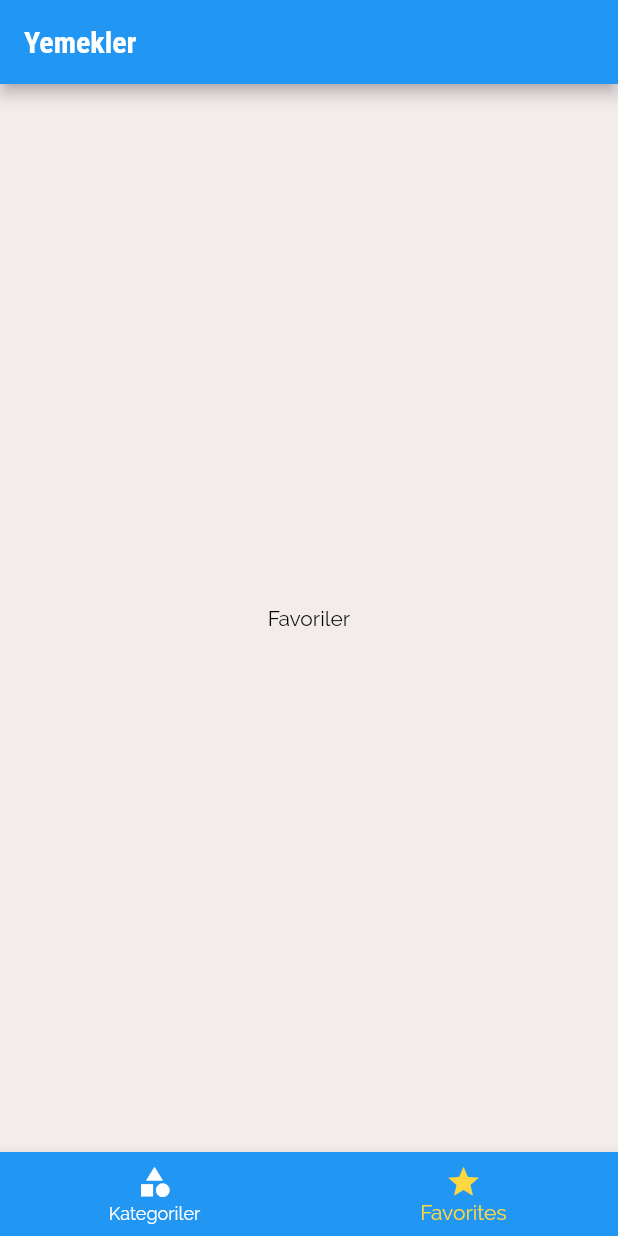
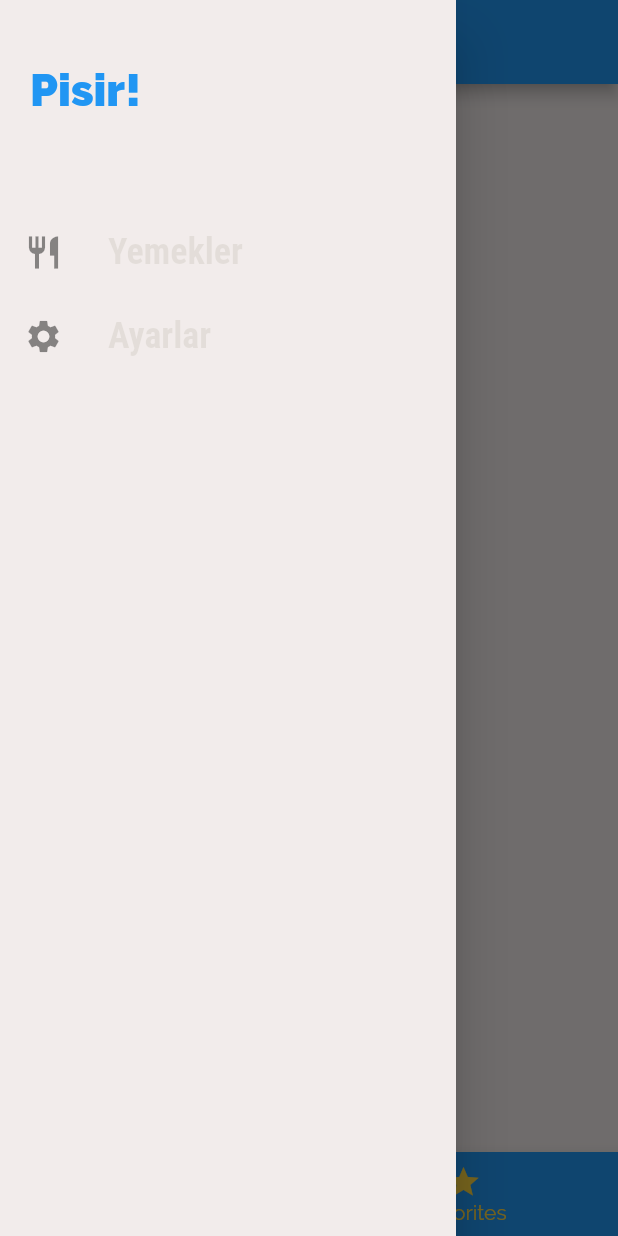
Before and after one commit to hskulunk/myapp, a Flutter app: the screen it shows after launch, item 2 of the bottom bar chosen, with the side drawer open (before the commit the screen has no drawer), on a phone screen of 412 x 824 dp. Run offline on Flutter 3.47's test engine with Material 2 defaults, Android fonts, the phone set to English and light mode, and no system bars.

Commit message:
add drawer

```diff
--- a/lib/main.dart
+++ b/lib/main.dart
@@ -111,7 +111,7 @@ class MyApp extends StatelessWidget {
   @override
   Widget build(BuildContext context) {
     return MaterialApp(
-      title: 'Yemekler2',
+      title: 'Yemekler',
       theme: ThemeData(
         colorScheme: ColorScheme.fromSwatch(primarySwatch: Colors.blue)
             .copyWith(secondary: Colors.amber),
--- /dev/null
+++ b/lib/normal_widgets/main_drawer.dart
@@ -0,0 +1,62 @@
+import 'package:flutter/material.dart';
+
+class MainDrawer extends StatelessWidget {
+  // const MainDrawer({Key key}) : super(key: key);
+
+  Widget buildListTile(String title, IconData icon) {
+    return ListTile(
+      leading: Icon(
+        icon, // eslestir, yukarda tanimli
+        size: 26,
+      ),
+      title: Text(
+        title, // eslestir, yukarda tanimli
+        style: TextStyle(
+          fontFamily: 'RobotoCondensed',
+          fontSize: 24,
+          fontWeight: FontWeight.bold,
+        ),
+      ),
+      onTap: () {
+        //...        go to the different page
+      },
+    );
+  }
+
+  @override
+  Widget build(BuildContext context) {
+    return Drawer(
+      child: Column(
+        children: [
+          Container(
+            height: 120,
+            width: double.infinity,
+            padding: EdgeInsets.all(20),
+            alignment: Alignment.centerLeft,
+            color: Theme.of(context).canvasColor,
+            child: Text(
+              'Pisir!',
+              style: TextStyle(
+                  fontWeight: FontWeight.w900,
+                  fontSize: 30,
+                  color: Theme.of(context).primaryColor),
+            ),
+          ),
+          SizedBox(
+            height: 20,
+          ),
+          buildListTile(
+            // this is a listtile defined as build widget above
+            'Yemekler',
+            Icons.restaurant,
+          ),
+          buildListTile(
+            // this is a listtile  defined as build widget above
+            'Ayarlar',
+            Icons.settings,
+          ),
+        ],
+      ),
+    );
+  }
+}
--- a/lib/screen_widgets/tabs_ekrani.dart
+++ b/lib/screen_widgets/tabs_ekrani.dart
@@ -1,6 +1,7 @@
 //Tab_screen is a stateful widget
 
 import 'package:flutter/material.dart';
+import '../normal_widgets/main_drawer.dart';
 import '../screen_widgets/favori_ekrani.dart';
 import '../screen_widgets/ekran_kategorisi.dart';
 
@@ -12,11 +13,24 @@ class TabEkrani extends StatefulWidget {
 }
 
 class _TabEkraniState extends State<TabEkrani> {
-  final List<Widget> _ekranlar = [
-    //  defining indexes of the pages
-    //  this is a instantiated list of  widgets
-    EkranKategorisi(),
-    FavoriEkrani(),
+  // Note: change the tab screen titles so remove the code below :
+
+  // final List<Widget> _ekranlar = [
+  //   //  defining indexes of the pages
+  //   //  this is a instantiated list of  widgets
+  //   EkranKategorisi(),
+  //   FavoriEkrani(),
+  // ];
+
+  final List<Map<String, Object>> _ekranlar = [
+    {
+      'sayfa': EkranKategorisi(),
+      'baslik': 'Kategoriler',
+    },
+    {
+      'sayfa': FavoriEkrani(),
+      'baslik': 'Favoriler',
+    },
   ];
 
   int _seciliEkranIndeksi = 0; // default olarak secili ekran indexi 0
@@ -52,8 +66,17 @@ class _TabEkraniState extends State<TabEkrani> {
 
       // for the screen
       appBar: AppBar(
-        title: Text('Yemekler'),
+        title: Text(
+            _ekranlar[_seciliEkranIndeksi]['baslik']), // modify for  map object
       ),
+
+      drawer: MainDrawer(),
+
+      // now call (render) the main drawer
+      // Drawer( // create a drawer argument in the scaffold widget
+      //   child: Text('The drawer!'),
+      // ),
+
       //   bottom: TabBar(tabs: [
       //     // define tabs
       //     Tab(
@@ -70,8 +93,8 @@ class _TabEkraniState extends State<TabEkrani> {
       // ),
       //NOTE: We dont need Appbar for the bottom tab widget
 
-      body: _ekranlar[
-          _seciliEkranIndeksi], // list of widgets are ekran kategorisi and
+      body: _ekranlar[_seciliEkranIndeksi]['sayfa'], // modify for a map object
+      // list of widgets are ekran kategorisi and
       //favori ekrani. body ' deki gorunum ekranlarin indeksine gore guncellensin
 
       //NOTE: We dont need tabbar view for the bottom tab widget
```
